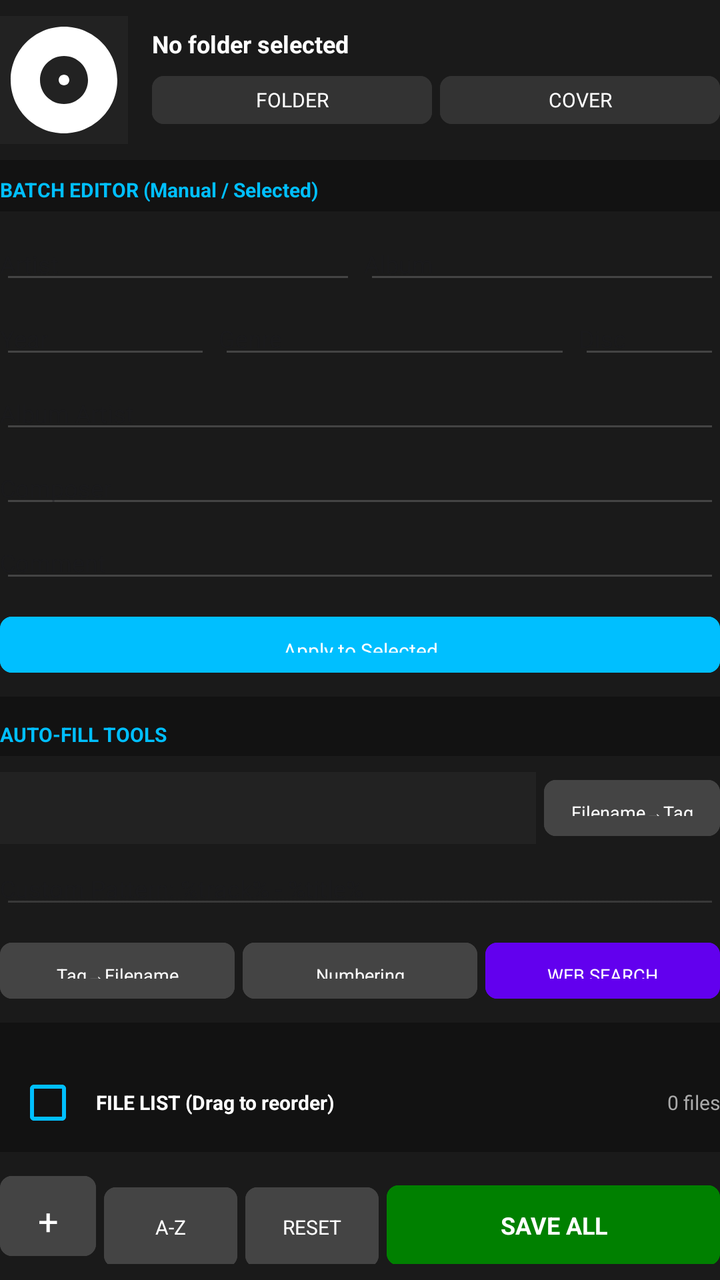
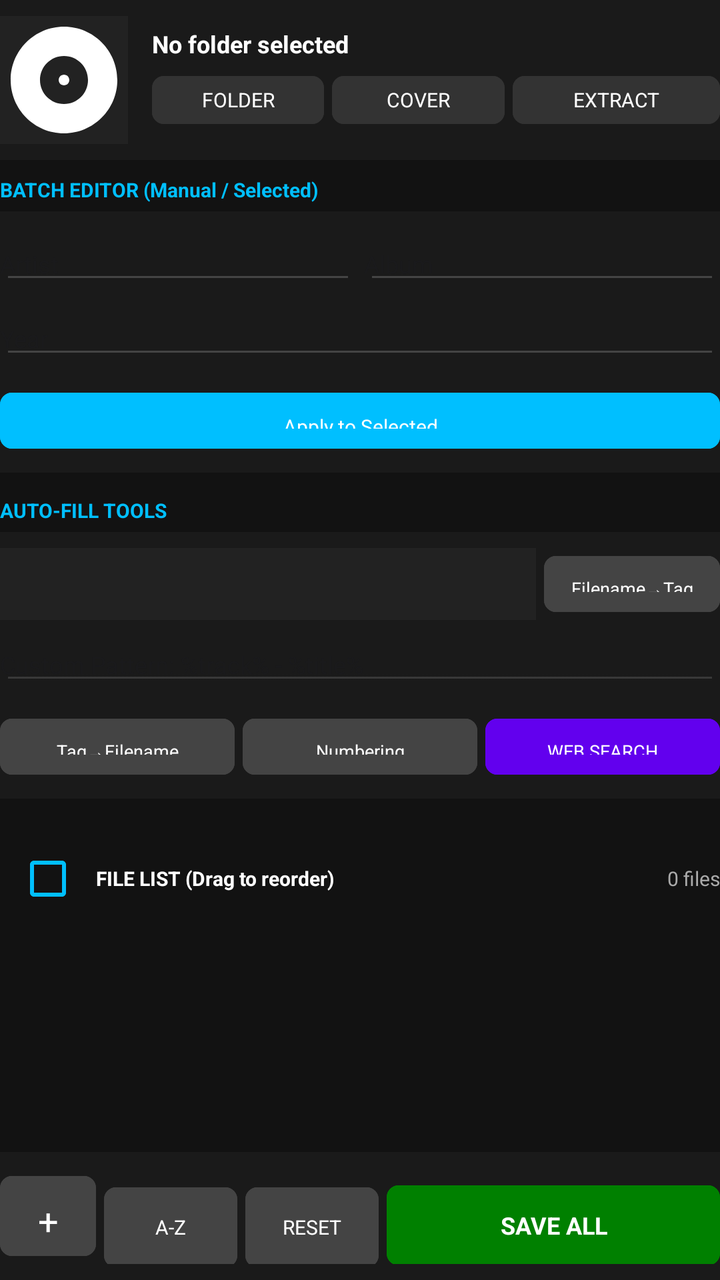

Screens rendered from an Android XML layout before and after an edit, with the pre-edit source and the edit as a unified diff.
<!-- AndroidManifest.xml: application theme Theme.RetroMusic.MD3 -->
<!-- res/layout/activity_batch_tag_editor.xml -->
<?xml version="1.0" encoding="utf-8"?>
<LinearLayout xmlns:android="http://schemas.android.com/apk/res/android"
    xmlns:app="http://schemas.android.com/apk/res-auto"
    android:layout_width="match_parent"
    android:layout_height="match_parent"
    android:orientation="vertical"
    android:background="#121212">

    
    <LinearLayout
        android:layout_width="match_parent"
        android:layout_height="wrap_content"
        android:orientation="horizontal"
        android:padding="8dp"
        android:gravity="center_vertical"
        android:background="#1A1A1A">

        <ImageView
            android:id="@+id/ivAlbumArt"
            android:layout_width="64dp"
            android:layout_height="64dp"
            android:src="@drawable/ic_album"
            android:scaleType="centerCrop"
            android:background="#222222" />

        <LinearLayout
            android:layout_width="0dp"
            android:layout_height="wrap_content"
            android:layout_weight="1"
            android:orientation="vertical"
            android:layout_marginStart="12dp">

            <TextView
                android:id="@+id/tvCurrentFolder"
                android:layout_width="match_parent"
                android:layout_height="wrap_content"
                android:text="No folder selected"
                android:textColor="#FFFFFF"
                android:textSize="12sp"
                android:textStyle="bold"
                android:maxLines="1"
                android:ellipsize="middle" />

            <LinearLayout
                android:layout_width="match_parent"
                android:layout_height="wrap_content"
                android:orientation="horizontal"
                android:layout_marginTop="4dp">

                <Button
                    android:id="@+id/btnSelectFolder"
                    android:layout_width="0dp"
                    android:layout_height="32dp"
                    android:layout_weight="1"
                    android:text="FOLDER"
                    android:backgroundTint="#333333"
                    android:textColor="#FFFFFF"
                    android:textSize="10sp"
                    android:padding="0dp" />

                <Button
                    android:id="@+id/btnSelectArt"
                    android:layout_width="0dp"
                    android:layout_height="32dp"
                    android:layout_weight="1"
                    android:text="COVER"
                    android:backgroundTint="#333333"
                    android:textColor="#FFFFFF"
                    android:textSize="10sp"
                    android:layout_marginStart="4dp"
                    android:padding="0dp" />
            </LinearLayout>
        </LinearLayout>

        <ImageView
            android:id="@+id/ivSuggestedCover"
            android:layout_width="48dp"
            android:layout_height="48dp"
            android:layout_marginStart="8dp"
            android:background="#3300FF00"
            android:scaleType="centerCrop"
            android:visibility="gone" />
    </LinearLayout>

    <androidx.core.widget.NestedScrollView
        android:layout_width="match_parent"
        android:layout_height="0dp"
        android:layout_weight="1"
        android:fillViewport="true">

        <LinearLayout
            android:layout_width="match_parent"
            android:layout_height="wrap_content"
            android:orientation="vertical"
            android:padding="8dp">

            
            <TextView
                android:layout_width="wrap_content"
                android:layout_height="wrap_content"
                android:text="BATCH EDITOR (Manual / Selected)"
                android:textColor="#00BFFF"
                android:textSize="10sp"
                android:textStyle="bold"
                android:layout_marginBottom="4dp" />

            <LinearLayout
                android:layout_width="match_parent"
                android:layout_height="wrap_content"
                android:orientation="vertical"
                android:background="#1A1A1A"
                android:padding="8dp">

                <LinearLayout
                    android:layout_width="match_parent"
                    android:layout_height="wrap_content"
                    android:orientation="horizontal">
                    <EditText android:id="@+id/etArtistBatch" android:layout_width="0dp" android:layout_weight="1" android:layout_height="wrap_content" android:hint="Artist" android:textColor="#FFFFFF" android:textSize="12sp" android:backgroundTint="#444444" />
                    <EditText android:id="@+id/etAlbumBatch" android:layout_width="0dp" android:layout_weight="1" android:layout_height="wrap_content" android:hint="Album" android:textColor="#FFFFFF" android:textSize="12sp" android:backgroundTint="#444444" android:layout_marginStart="4dp" />
                </LinearLayout>

                <LinearLayout
                    android:layout_width="match_parent"
                    android:layout_height="wrap_content"
                    android:orientation="horizontal"
                    android:layout_marginTop="4dp">
                    <EditText android:id="@+id/etYearBatch" android:layout_width="0dp" android:layout_weight="0.6" android:layout_height="wrap_content" android:hint="Year" android:textColor="#FFFFFF" android:textSize="12sp" android:backgroundTint="#444444" android:inputType="number" />
                    <EditText android:id="@+id/etGenreBatch" android:layout_width="0dp" android:layout_weight="1" android:layout_height="wrap_content" android:hint="Genre" android:textColor="#FFFFFF" android:textSize="12sp" android:backgroundTint="#444444" android:layout_marginStart="4dp" />
                    <EditText android:id="@+id/etDiscBatch" android:layout_width="0dp" android:layout_weight="0.4" android:layout_height="wrap_content" android:hint="Disc" android:textColor="#FFFFFF" android:textSize="12sp" android:backgroundTint="#444444" android:layout_marginStart="4dp" android:inputType="number" />
                </LinearLayout>

                <EditText android:id="@+id/etAlbumArtistBatch" android:layout_width="match_parent" android:layout_height="wrap_content" android:hint="Album Artist" android:textColor="#FFFFFF" android:textSize="12sp" android:backgroundTint="#444444" android:layout_marginTop="4dp" />
                <EditText android:id="@+id/etComposerBatch" android:layout_width="match_parent" android:layout_height="wrap_content" android:hint="Composer" android:textColor="#FFFFFF" android:textSize="12sp" android:backgroundTint="#444444" android:layout_marginTop="4dp" />
                <EditText android:id="@+id/etCommentBatch" android:layout_width="match_parent" android:layout_height="wrap_content" android:hint="Comment" android:textColor="#FFFFFF" android:textSize="12sp" android:backgroundTint="#444444" android:layout_marginTop="4dp" />

                <Button
                    android:id="@+id/btnApplyManualTags"
                    android:layout_width="match_parent"
                    android:layout_height="36dp"
                    android:text="Apply to Selected"
                    android:backgroundTint="#00BFFF"
                    android:textColor="#FFFFFF"
                    android:textSize="10sp"
                    android:layout_marginTop="8dp" />
            </LinearLayout>

            
            <TextView
                android:layout_width="wrap_content"
                android:layout_height="wrap_content"
                android:text="AUTO-FILL TOOLS"
                android:textColor="#00BFFF"
                android:textSize="10sp"
                android:textStyle="bold"
                android:layout_marginTop="12dp"
                android:layout_marginBottom="4dp" />

            <LinearLayout
                android:layout_width="match_parent"
                android:layout_height="wrap_content"
                android:orientation="vertical"
                android:background="#1A1A1A"
                android:padding="8dp">

                <LinearLayout
                    android:layout_width="match_parent"
                    android:layout_height="wrap_content"
                    android:orientation="horizontal"
                    android:gravity="center_vertical">

                    <androidx.appcompat.widget.AppCompatSpinner
                        android:id="@+id/spinnerPatterns"
                        android:layout_width="0dp"
                        android:layout_height="36dp"
                        android:layout_weight="1"
                        android:background="#222222" />

                    <Button
                        android:id="@+id/btnApplyPattern"
                        android:layout_width="wrap_content"
                        android:layout_height="36dp"
                        android:text="Filename→Tag"
                        android:textColor="#FFFFFF"
                        android:textSize="9sp"
                        android:backgroundTint="#444444"
                        android:layout_marginStart="4dp" />
                </LinearLayout>

                <EditText
                    android:id="@+id/etPattern"
                    android:layout_width="match_parent"
                    android:layout_height="wrap_content"
                    android:hint="Custom Pattern: %track% - %title%"
                    android:textColor="#FFFFFF"
                    android:textSize="12sp"
                    android:backgroundTint="#22FFFFFF"
                    android:layout_marginTop="4dp" />

                <LinearLayout
                    android:layout_width="match_parent"
                    android:layout_height="wrap_content"
                    android:orientation="horizontal"
                    android:layout_marginTop="8dp">
                    <Button android:id="@+id/btnRenameFiles" android:layout_width="0dp" android:layout_height="36dp" android:layout_weight="1" android:text="Tag→Filename" android:textColor="#FFFFFF" android:textSize="9sp" android:backgroundTint="#444444" />
                    <Button android:id="@+id/btnNumberTracks" android:layout_width="0dp" android:layout_height="36dp" android:layout_weight="1" android:text="Numbering" android:textColor="#FFFFFF" android:textSize="9sp" android:backgroundTint="#444444" android:layout_marginStart="4dp" />
                    <Button android:id="@+id/btnFetchInternet" android:layout_width="0dp" android:layout_height="36dp" android:layout_weight="1" android:text="WEB SEARCH" android:textColor="#FFFFFF" android:textSize="9sp" android:backgroundTint="#6200EE" android:layout_marginStart="4dp" />
                </LinearLayout>
            </LinearLayout>

            
            <LinearLayout
                android:id="@+id/webSearchPanel"
                android:layout_width="match_parent"
                android:layout_height="wrap_content"
                android:orientation="horizontal"
                android:layout_marginTop="8dp"
                android:visibility="gone">
                <EditText android:id="@+id/etArtistSearch" android:layout_width="0dp" android:layout_weight="1" android:layout_height="wrap_content" android:hint="Web Artist" android:textColor="#FFFFFF" android:textSize="12sp" />
                <EditText android:id="@+id/etAlbumSearch" android:layout_width="0dp" android:layout_weight="1" android:layout_height="wrap_content" android:hint="Web Album" android:textColor="#FFFFFF" android:textSize="12sp" />
            </LinearLayout>

            <LinearLayout
                android:layout_width="match_parent"
                android:layout_height="wrap_content"
                android:orientation="horizontal"
                android:layout_marginTop="16dp"
                android:gravity="center_vertical">
                <CheckBox
                    android:id="@+id/cbSelectAll"
                    android:layout_width="wrap_content"
                    android:layout_height="wrap_content"
                    android:checked="true"
                    android:buttonTint="#00BFFF" />
                <TextView
                    android:layout_width="0dp"
                    android:layout_height="wrap_content"
                    android:layout_weight="1"
                    android:text="FILE LIST (Drag to reorder)"
                    android:textColor="#FFFFFF"
                    android:textSize="10sp"
                    android:textStyle="bold" />
                <TextView
                    android:id="@+id/tvFileCount"
                    android:layout_width="wrap_content"
                    android:layout_height="wrap_content"
                    android:text="0 files"
                    android:textColor="#AAAAAA"
                    android:textSize="10sp" />
            </LinearLayout>

            <androidx.recyclerview.widget.RecyclerView
                android:id="@+id/rvSongs"
                android:layout_width="match_parent"
                android:layout_height="wrap_content"
                android:layout_marginTop="4dp"
                android:background="#161616"
                android:nestedScrollingEnabled="false" />

            
            <TextView
                android:id="@+id/tvWebRefLabel"
                android:layout_width="wrap_content"
                android:layout_height="wrap_content"
                android:text="WEB REFERENCE (MusicBrainz)"
                android:textColor="#00BFFF"
                android:textSize="10sp"
                android:textStyle="bold"
                android:layout_marginTop="16dp"
                android:visibility="gone" />

            <androidx.recyclerview.widget.RecyclerView
                android:id="@+id/rvMetadata"
                android:layout_width="match_parent"
                android:layout_height="wrap_content"
                android:background="#181818"
                android:visibility="gone" />

        </LinearLayout>
    </androidx.core.widget.NestedScrollView>

    
    <LinearLayout
        android:layout_width="match_parent"
        android:layout_height="wrap_content"
        android:orientation="horizontal"
        android:padding="8dp"
        android:background="#1A1A1A">

        <Button
            android:id="@+id/btnAddPlaceholder"
            android:layout_width="48dp"
            android:layout_height="48dp"
            android:text="+"
            android:textColor="#FFFFFF"
            android:textSize="18sp"
            android:backgroundTint="#444444" />

        <Button
            android:id="@+id/btnSortAlpha"
            android:layout_width="0dp"
            android:layout_height="48dp"
            android:layout_weight="1"
            android:text="A-Z"
            android:textColor="#FFFFFF"
            android:textSize="10sp"
            android:backgroundTint="#444444"
            android:layout_marginStart="4dp" />

        <Button
            android:id="@+id/btnClearTags"
            android:layout_width="0dp"
            android:layout_height="48dp"
            android:layout_weight="1"
            android:text="RESET"
            android:textColor="#FFFFFF"
            android:textSize="10sp"
            android:backgroundTint="#444444"
            android:layout_marginStart="4dp" />

        <Button
            android:id="@+id/btnSaveAll"
            android:layout_width="0dp"
            android:layout_height="48dp"
            android:layout_weight="2.5"
            android:text="SAVE ALL"
            android:textColor="#FFFFFF"
            android:textSize="12sp"
            android:textStyle="bold"
            android:backgroundTint="#008000"
            android:layout_marginStart="4dp" />
    </LinearLayout>

</LinearLayout>
<!-- resources referenced by this layout -->
<resources>
  <!-- drawable ic_album (drawable) -->
  <?xml version="1.0" encoding="utf-8"?>
  <vector xmlns:android="http://schemas.android.com/apk/res/android"
      android:width="24dp"
      android:height="24dp"
      android:viewportWidth="24"
      android:viewportHeight="24">
  
      <path
          android:fillColor="@color/md_white_1000"
          android:pathData="M12 2C6.48 2 2 6.48 2 12s4.48 10 10 10 10-4.48 10-10S17.52 2 12 2zm0 14.5c-2.49 0-4.5-2.01-4.5-4.5S9.51 7.5 12 7.5s4.5 2.01 4.5 4.5-2.01 4.5-4.5 4.5zm0-5.5c-0.55 0-1 0.45-1 1s0.45 1 1 1 1-0.45 1-1-0.45-1-1-1z" />
  </vector>
  <color name="md_white_1000">#FFFFFF</color>
  <!-- drawable round_selector (drawable) -->
  <ripple xmlns:android="http://schemas.android.com/apk/res/android"
      android:color="?android:attr/colorControlHighlight">
  
      <item
          android:id="@android:id/mask"
          android:drawable="@drawable/round_selector_mask" />
  
  </ripple>
  <!-- drawable rect_selector (drawable) -->
  <?xml version="1.0" encoding="utf-8"?>
  <ripple xmlns:android="http://schemas.android.com/apk/res/android"
      android:color="?android:attr/colorControlHighlight">
  
      <item android:id="@android:id/mask">
          <shape>
              <corners android:radius="@dimen/m3_card_corner_radius" />
              <solid android:color="@color/md_green_500" />
          </shape>
      </item>
      <item>
          <selector>
              <item android:state_activated="true">
                  <shape>
                      <corners android:radius="@dimen/m3_card_corner_radius" />
                      <solid android:color="?android:attr/colorControlHighlight" />
                  </shape>
              </item>
          </selector>
      </item>
  </ripple>
  <style name="MaterialButtonTheme" parent="Widget.Material3.Button">
          <item name="cornerRadius">6dp</item>
          <item name="iconGravity">textStart</item>
          <item name="iconTint">?attr/colorControlNormal</item>
          <item name="android:textColor">?android:attr/textColorPrimary</item>
          <item name="android:textAppearance">@style/TextViewNormal</item>
          <item name="android:textAllCaps">false</item>
          <item name="android:paddingTop">@dimen/button_padding_vertical</item>
          <item name="android:paddingBottom">@dimen/button_padding_vertical</item>
      </style>
  <style name="PlayerActionButtonStyle" parent="Widget.AppCompat.ActionButton">
          <item name="android:minWidth">140dp</item>
          <item name="android:paddingStart">48dp</item>
          <item name="android:paddingEnd">48dp</item>
      </style>
  <!-- drawable round_selector_mask (drawable) -->
  <?xml version="1.0" encoding="utf-8"?>
  <shape xmlns:android="http://schemas.android.com/apk/res/android"
      android:shape="oval">
      <solid android:color="@android:color/white" />
  </shape>
  <dimen name="m3_card_corner_radius">16dp</dimen>
  <color name="md_green_500">#4CAF50</color>
  <style name="TextViewNormal" parent="">
          <item name="android:textSize">14sp</item>
      </style>
  <dimen name="button_padding_vertical">10dp</dimen>
  <!-- unchanged entries left out for length: 1 -->
</resources>

<!-- the commit's change to res/layout/activity_batch_tag_editor.xml (unified diff, before → after) -->
@@ -69,6 +69,18 @@
                     android:textSize="10sp"
                     android:layout_marginStart="4dp"
                     android:padding="0dp" />
+
+                <Button
+                    android:id="@+id/btnExtractArt"
+                    android:layout_width="0dp"
+                    android:layout_height="32dp"
+                    android:layout_weight="1.2"
+                    android:text="EXTRACT"
+                    android:backgroundTint="#333333"
+                    android:textColor="#FFFFFF"
+                    android:textSize="10sp"
+                    android:layout_marginStart="4dp"
+                    android:padding="0dp" />
             </LinearLayout>
         </LinearLayout>
 
@@ -125,13 +137,7 @@
                     android:orientation="horizontal"
                     android:layout_marginTop="4dp">
                     <EditText android:id="@+id/etYearBatch" android:layout_width="0dp" android:layout_weight="0.6" android:layout_height="wrap_content" android:hint="Year" android:textColor="#FFFFFF" android:textSize="12sp" android:backgroundTint="#444444" android:inputType="number" />
-                    <EditText android:id="@+id/etGenreBatch" android:layout_width="0dp" android:layout_weight="1" android:layout_height="wrap_content" android:hint="Genre" android:textColor="#FFFFFF" android:textSize="12sp" android:backgroundTint="#444444" android:layout_marginStart="4dp" />
-                    <EditText android:id="@+id/etDiscBatch" android:layout_width="0dp" android:layout_weight="0.4" android:layout_height="wrap_content" android:hint="Disc" android:textColor="#FFFFFF" android:textSize="12sp" android:backgroundTint="#444444" android:layout_marginStart="4dp" android:inputType="number" />
                 </LinearLayout>
-
-                <EditText android:id="@+id/etAlbumArtistBatch" android:layout_width="match_parent" android:layout_height="wrap_content" android:hint="Album Artist" android:textColor="#FFFFFF" android:textSize="12sp" android:backgroundTint="#444444" android:layout_marginTop="4dp" />
-                <EditText android:id="@+id/etComposerBatch" android:layout_width="match_parent" android:layout_height="wrap_content" android:hint="Composer" android:textColor="#FFFFFF" android:textSize="12sp" android:backgroundTint="#444444" android:layout_marginTop="4dp" />
-                <EditText android:id="@+id/etCommentBatch" android:layout_width="match_parent" android:layout_height="wrap_content" android:hint="Comment" android:textColor="#FFFFFF" android:textSize="12sp" android:backgroundTint="#444444" android:layout_marginTop="4dp" />
 
                 <Button
                     android:id="@+id/btnApplyManualTags"
